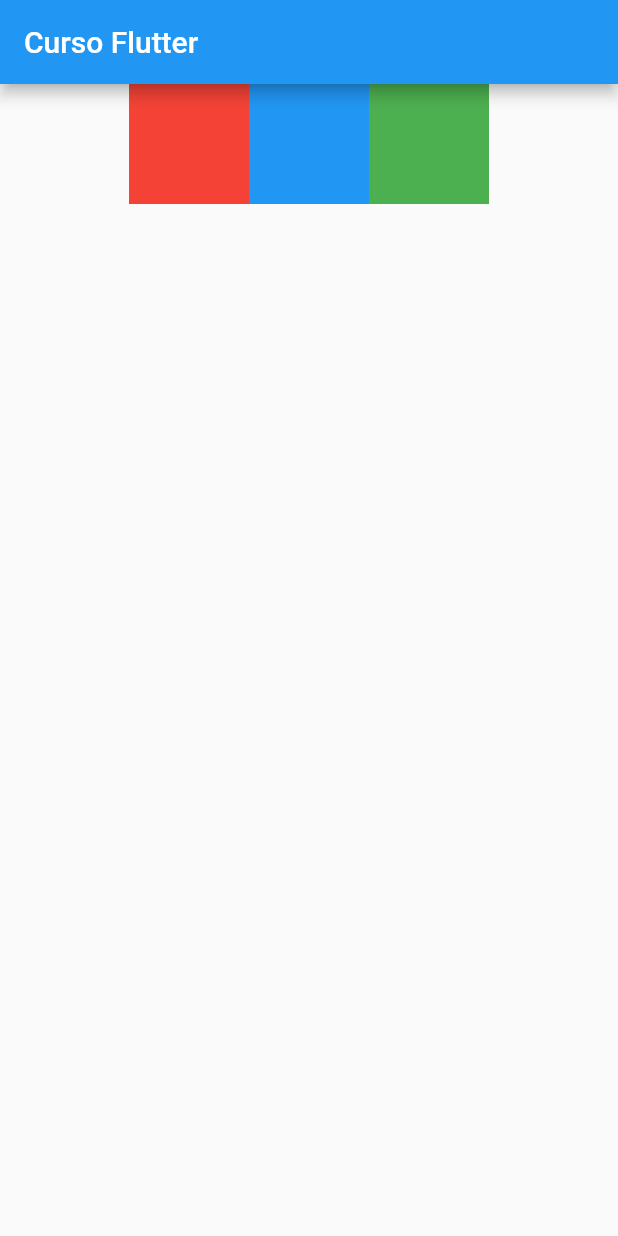
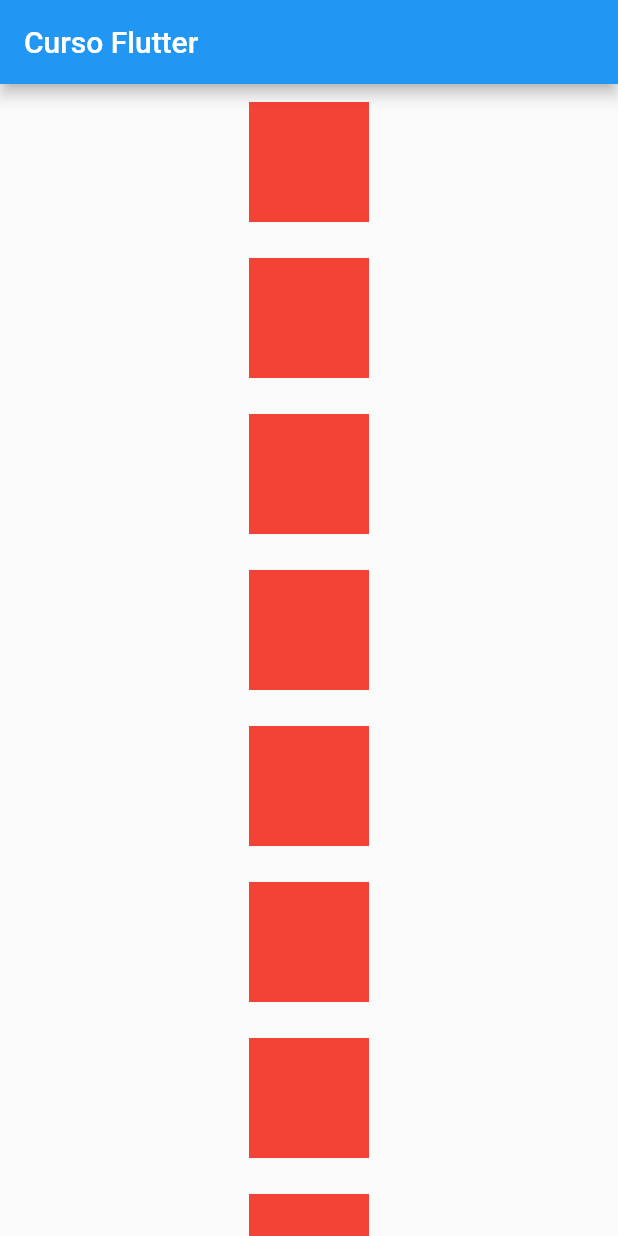
Before and after one commit to paulocf92/flutter-course-2022, a Flutter app: the screen it shows after launch, on a phone screen of 412 x 824 dp. Run offline on Flutter 3.47's test engine with Material 2 defaults, Android fonts, the phone set to English and light mode, and no system bars.

Commit message:
study: too many elements onscreen will cause overflow; when elements cannot be seen

```diff
--- a/lib/main.dart
+++ b/lib/main.dart
@@ -22,25 +22,15 @@ class _MyHomePageState extends State<MyHomePage> {
         body: SizedBox(
             width: double.infinity,
             height: double.infinity,
-            child: Row(
-              mainAxisAlignment: MainAxisAlignment.center,
-              crossAxisAlignment: CrossAxisAlignment.start,
+            child: Column(
               children: [
-                Container(
-                  width: 80,
-                  height: 80,
-                  color: Colors.red,
-                ),
-                Container(
-                  width: 80,
-                  height: 80,
-                  color: Colors.blue,
-                ),
-                Container(
-                  width: 80,
-                  height: 80,
-                  color: Colors.green,
-                ),
+                for (var i = 0; i < 10; i++)
+                  Container(
+                    width: 80,
+                    height: 80,
+                    margin: const EdgeInsets.all(12),
+                    color: Colors.red,
+                  ),
               ],
             )),
       ),
```
